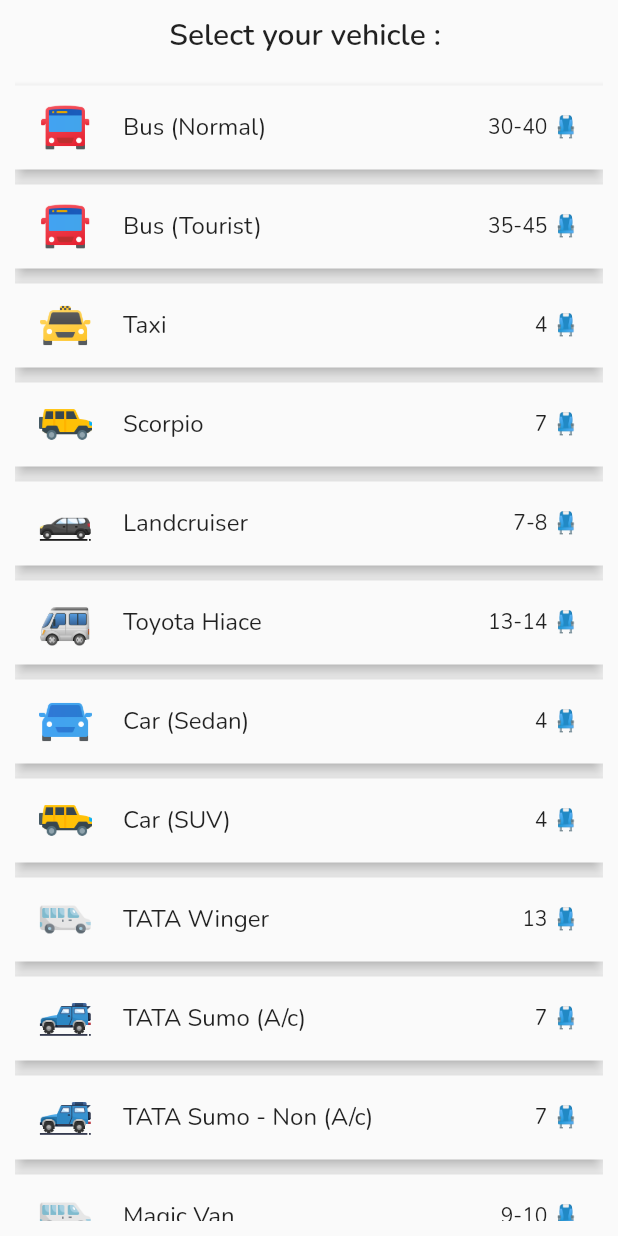
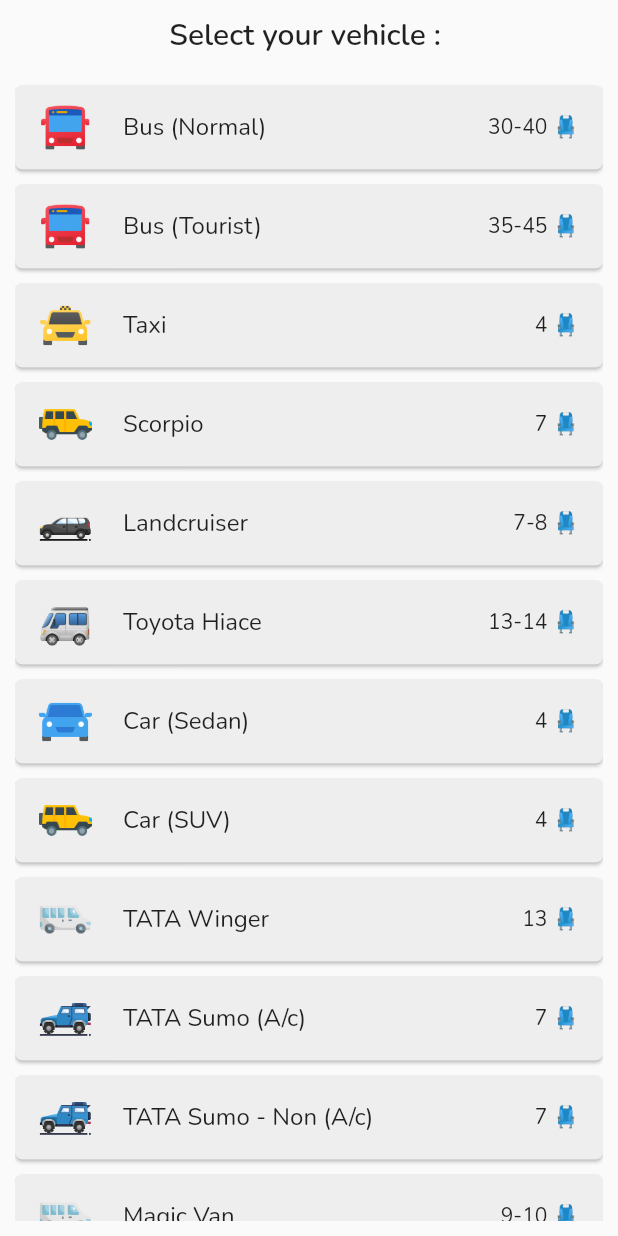
Before and after one commit to kafle1/hamro-yatayat, a Flutter app: the Vehicles screen opened by its route, on a phone screen of 412 x 824 dp. Run offline on Flutter 3.47's test engine with Material 2 defaults, Android fonts, the phone set to English and light mode, and no system bars; our stand-ins replace carousel_pro_nullsafety, cloud_firestore, connectivity, firebase_auth, firebase_core, firebase_messaging and 8 more; missing offline and left inert: dart:ffi, nepali_date_picker, nepali_utils, syncfusion_flutter_pdf; accounts and stored records are empty.

Commit message:
Fix Vehicles List + Close Booking

```diff
--- a/lib/components/vehicles.dart
+++ b/lib/components/vehicles.dart
@@ -114,7 +114,9 @@ class VehicleTile extends StatelessWidget {
     return Padding(
       padding: const EdgeInsets.symmetric(vertical: 5),
       child: Material(
-        elevation: 4.0,
+        elevation: 1,
+        color: Colors.grey[200],
+        borderRadius: BorderRadius.circular(5),
         child: ListTile(
           leading: Image(
             image: AssetImage('assets/images/icons/$icon.png'),
```
Also changed, not shown: lib/components/biddings.dart (+20 -1 lines), 2 other files.
